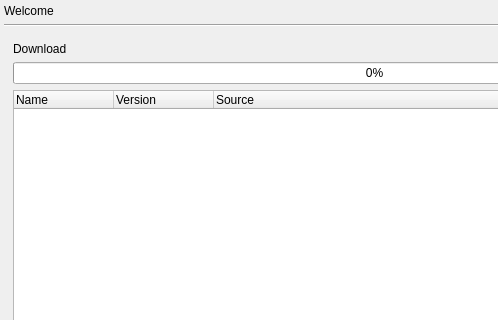
fullstory-morgue/eduversum, file eduversum-installer/src/mainwindow.ui: the form before one commit; both pictures show x 0 to 498 and y 0 to 320 of the 756 by 477 pixel window.
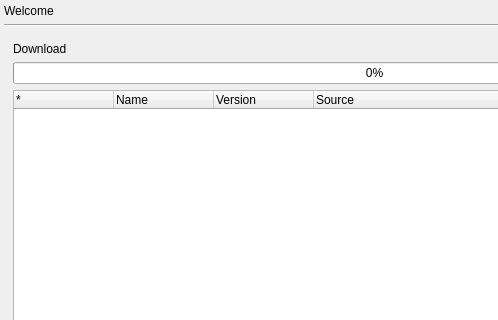
The form after the commit. The open tabs and pages were chosen to show the change. Icons and pictures are not drawn.

Commit message: installer: Status label for the downloadProgressBar added

```diff
--- a/eduversum-installer/src/mainwindow.ui
+++ b/eduversum-installer/src/mainwindow.ui
@@ -647,6 +647,11 @@
          <property name="rootIsDecorated" >
           <bool>false</bool>
          </property>
+         <column>
+          <property name="text" >
+           <string>*</string>
+          </property>
+         </column>
          <column>
           <property name="text" >
            <string>Name</string>
```
The commit also changes 2 other files.
